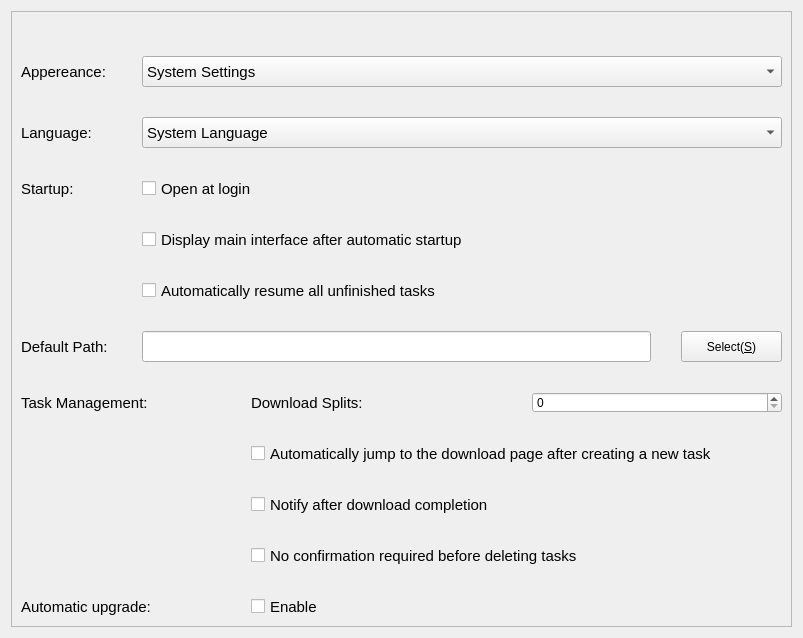
Before: the Qt Designer form src/SettingsBasicWidget.ui in L-Super/FlowD, drawn with Qt 5.
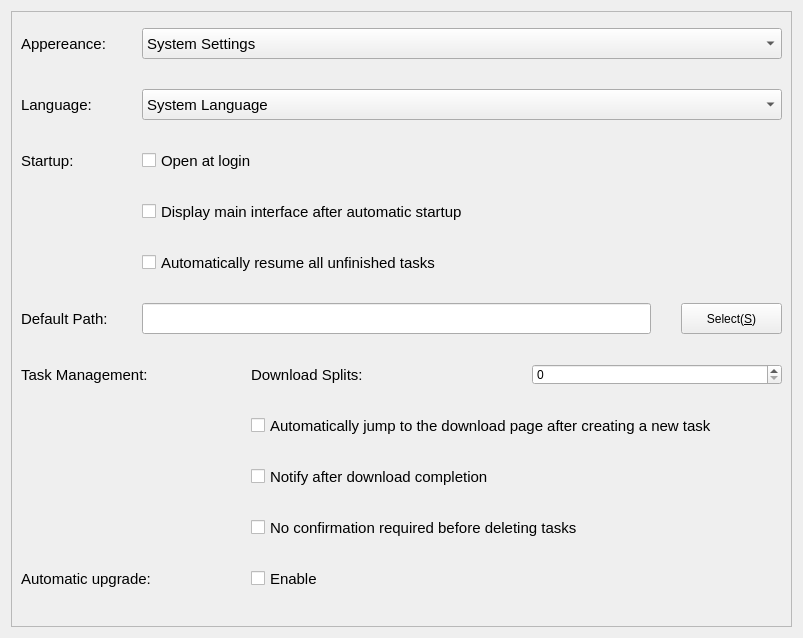
After: the same form once the commit is applied.

Commit message: feature: create UserAgentDialog basic UI

The edit to the form file:
```diff
--- a/src/SettingsBasicWidget.ui
+++ b/src/SettingsBasicWidget.ui
@@ -590,6 +590,22 @@
          </item>
         </layout>
        </item>
+       <item>
+        <spacer name="verticalSpacer">
+         <property name="orientation">
+          <enum>Qt::Orientation::Vertical</enum>
+         </property>
+         <property name="sizeType">
+          <enum>QSizePolicy::Policy::Expanding</enum>
+         </property>
+         <property name="sizeHint" stdset="0">
+          <size>
+           <width>20</width>
+           <height>100</height>
+          </size>
+         </property>
+        </spacer>
+       </item>
       </layout>
      </widget>
     </widget>
```
The commit also changes 8 other files.
